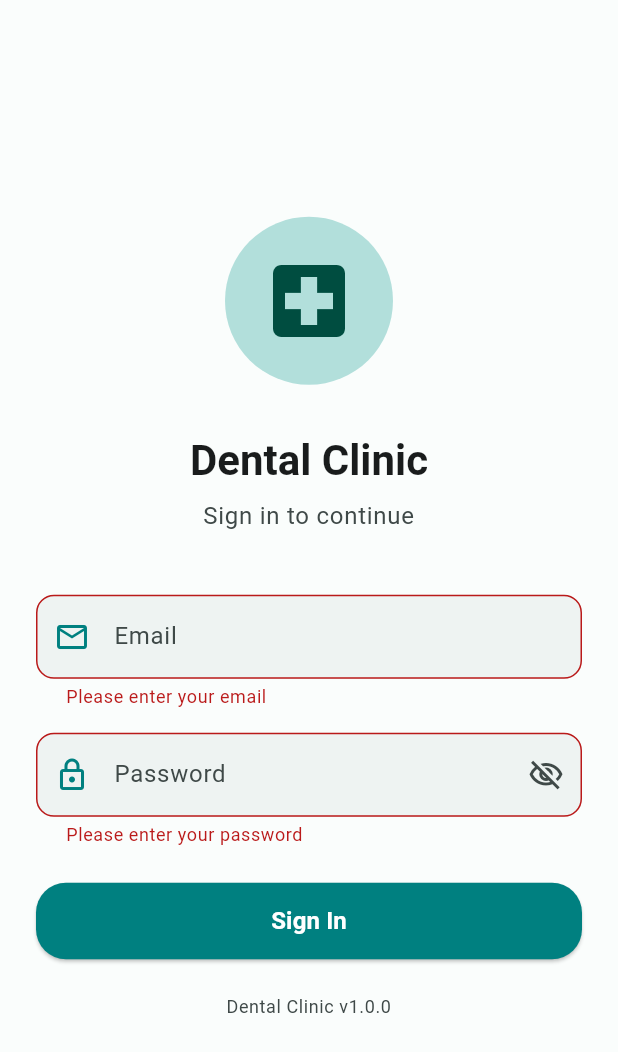
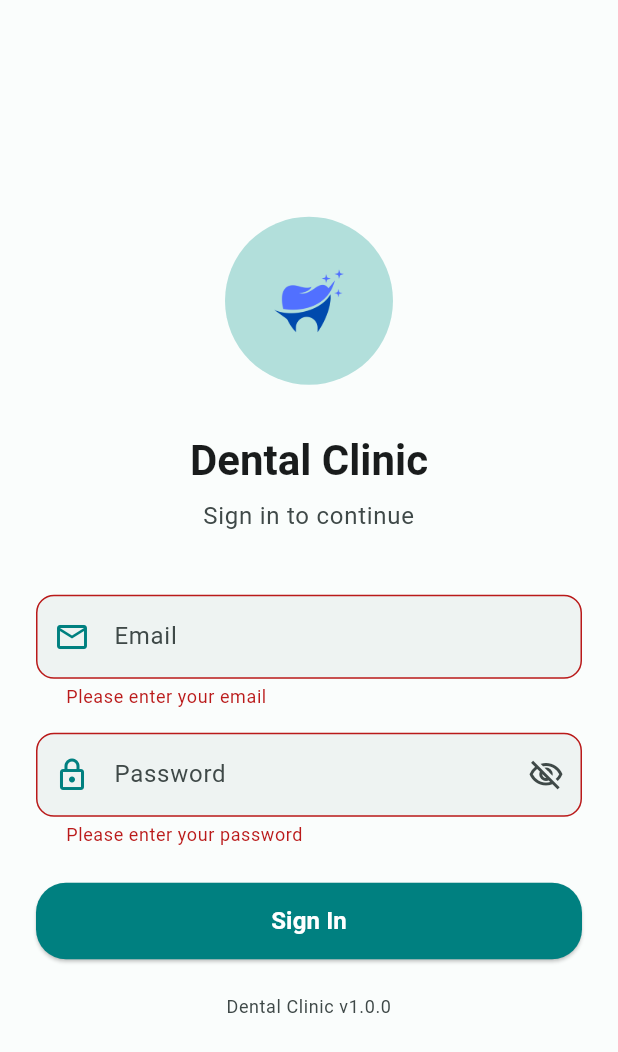
Before and after one commit to lesteralterado/dental_clinic, a Flutter app: the screen it shows after launch, after a tap on "Sign In", on a phone screen of 412 x 824 dp. Shown: the top 1052 px of the screen. Run offline on Flutter 3.47's test engine with Material 3 defaults, Android fonts, the phone set to English and light mode, and no system bars; our stand-ins replace dio, equatable, flutter_bloc, flutter_secure_storage, get_it, google_fonts.

Commit message:
changing the icon status into image logo

```diff
--- a/frontend/lib/data/repositories/auth_repository.dart
+++ b/frontend/lib/data/repositories/auth_repository.dart
@@ -2,15 +2,43 @@ import 'package:dio/dio.dart';
 import '../../core/constants/api_constants.dart';
 import '../../core/network/api_client.dart';
 import '../models/user_model.dart';
+import 'mock_data_repository.dart';
 
-/// Authentication repository - handles login, logout, and registration using Supabase
+/// Authentication repository - handles login, logout, and registration
+/// Uses mock credentials for predefined users, falls back to Supabase for others
 class AuthRepository {
   final ApiClient _apiClient;
+  final MockDataRepository _mockDataRepository;
 
-  AuthRepository({required ApiClient apiClient}) : _apiClient = apiClient;
+  AuthRepository(
+      {required ApiClient apiClient, MockDataRepository? mockDataRepository})
+      : _apiClient = apiClient,
+        _mockDataRepository = mockDataRepository ?? MockDataRepository();
 
-  /// Login with email and password using Supabase Auth
+  /// Login with email and password
+  /// First checks mock credentials, then falls back to Supabase Auth
   Future<AuthResult> login(String email, String password) async {
+    // First, check against mock credentials
+    final mockUser = _mockDataRepository.authenticate(email, password);
+    if (mockUser != null) {
+      final user = UserModel(
+        id: mockUser['id'] as String,
+        email: mockUser['email'] as String,
+        name: mockUser['name'] as String,
+        role: UserRole.fromString(mockUser['role'] as String),
+        isActive: mockUser['isActive'] as bool,
+        createdAt: DateTime.parse(mockUser['createdAt'] as String),
+        updatedAt: DateTime.parse(mockUser['updatedAt'] as String),
+      );
+
+      // Set mock tokens
+      await _apiClient.setAccessToken(mockUser['accessToken'] as String);
+      await _apiClient.setRefreshToken(mockUser['refreshToken'] as String);
+
+      return AuthResult.success(user);
+    }
+
+    // Fall back to Supabase Auth for non-mock users
     try {
       final response = await _apiClient.post(
         ApiConstants.login,
--- a/frontend/lib/presentation/pages/login_page.dart
+++ b/frontend/lib/presentation/pages/login_page.dart
@@ -99,10 +99,10 @@ class _LoginPageState extends State<LoginPage>
                             color: colorScheme.primaryContainer,
                             shape: BoxShape.circle,
                           ),
-                          child: Icon(
-                            Icons.local_hospital,
-                            size: 64,
-                            color: colorScheme.onPrimaryContainer,
+                          child: Image.asset(
+                            'assets/images/2.png',
+                            width: 64,
+                            height: 64,
                           ),
                         ),
                         const SizedBox(height: 32),
--- a/frontend/lib/presentation/pages/splash_page.dart
+++ b/frontend/lib/presentation/pages/splash_page.dart
@@ -124,10 +124,10 @@ class _SplashPageState extends State<SplashPage>
                         ),
                       ],
                     ),
-                    child: Icon(
-                      Icons.local_hospital,
-                      size: 80,
-                      color: colorScheme.onPrimaryContainer,
+                    child: Image.asset(
+                      'assets/images/2.png',
+                      width: 80,
+                      height: 80,
                     ),
                   ),
                 ),
```
